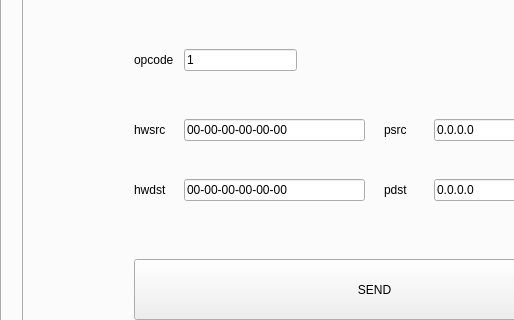
Qt form NETSEC-1/mainwindow.ui (solimy/NETSEC-1) before a commit; both pictures show x 0 to 514 and y 103 to 423 of the 1319 by 668 pixel window.
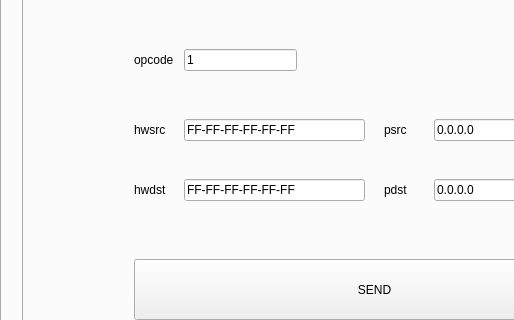
The same form after that commit.

What changed in the file:
```diff
--- a/NETSEC-1/mainwindow.ui
+++ b/NETSEC-1/mainwindow.ui
@@ -210,7 +210,7 @@
          </rect>
         </property>
         <property name="text">
-         <string>00-00-00-00-00-00</string>
+         <string>FF-FF-FF-FF-FF-FF</string>
         </property>
        </widget>
        <widget class="QLabel" name="label_4">
@@ -236,7 +236,7 @@
          </rect>
         </property>
         <property name="text">
-         <string>00-00-00-00-00-00</string>
+         <string>FF-FF-FF-FF-FF-FF</string>
         </property>
        </widget>
        <widget class="QLabel" name="label_5">
```
